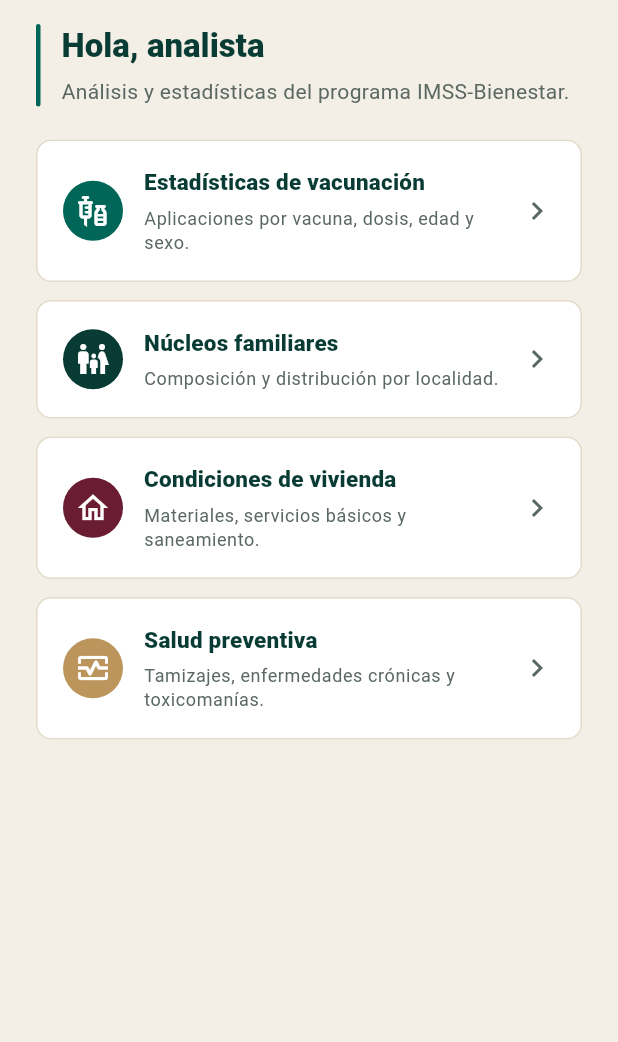
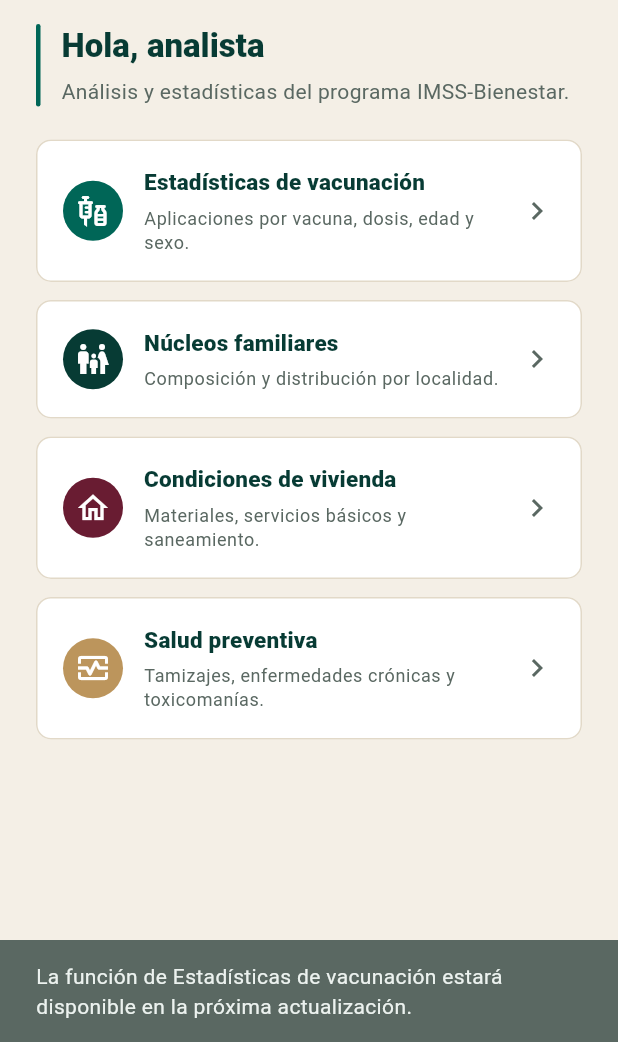
Before and after one commit to IDS-HUGO/SUMS_MOBILE, a Flutter app: the HomeAnalistaPage screen opened by its route, after a tap on "Estadísticas de vacunación", on a phone screen of 412 x 824 dp, the part 194-1236 px from its top. Run offline on Flutter 3.47's test engine with Material 3 defaults, Android fonts, the phone set to English and light mode, and no system bars; our stand-ins replace connectivity_plus, drift, file_picker, flutter_riverpod, flutter_secure_storage, get_it and 2 more; missing offline and left inert: encrypt, flutter_jailbreak_detection, workmanager; accounts and stored records are empty; generated files the repository leaves out were written again; Roboto replaces fonts that are missing (Arial); statements that could not run were skipped.

Commit message:
CATALOGOS Y FUNCIONALIDADES ADAPTADOS

```diff
--- a/lib/features/auth/presentation/pages/home_analista_page.dart
+++ b/lib/features/auth/presentation/pages/home_analista_page.dart
@@ -11,6 +11,18 @@
 
 class HomeAnalistaPage extends ConsumerWidget {
   const HomeAnalistaPage({super.key});
+
+  void _showPendingFeatureMessage(BuildContext context, String feature) {
+    ScaffoldMessenger.of(context).showSnackBar(
+      SnackBar(
+        content: Text(
+          'La función de $feature estará disponible en la próxima actualización.',
+        ),
+        backgroundColor: AppColors.muted,
+      ),
+    );
+  }
+
   @override
   Widget build(BuildContext context, WidgetRef ref) {
     final userName =
@@ -43,6 +55,7 @@
                     title: 'Estadísticas de vacunación',
                     sub: 'Aplicaciones por vacuna, dosis, edad y sexo.',
                     color: AppColors.green,
+                    onTap: () => _showPendingFeatureMessage(context, 'Estadísticas de vacunación'),
                   ),
                   const SizedBox(height: 12),
                   _card(
@@ -51,6 +64,7 @@
                     title: 'Núcleos familiares',
                     sub: 'Composición y distribución por localidad.',
                     color: AppColors.greenDark,
+                    onTap: () => _showPendingFeatureMessage(context, 'Núcleos familiares'),
                   ),
                   const SizedBox(height: 12),
                   _card(
@@ -59,6 +73,7 @@
                     title: 'Condiciones de vivienda',
                     sub: 'Materiales, servicios básicos y saneamiento.',
                     color: AppColors.burgundy,
+                    onTap: () => _showPendingFeatureMessage(context, 'Condiciones de vivienda'),
                   ),
                   const SizedBox(height: 12),
                   _card(
@@ -67,6 +82,7 @@
                     title: 'Salud preventiva',
                     sub: 'Tamizajes, enfermedades crónicas y toxicomanías.',
                     color: AppColors.gold,
+                    onTap: () => _showPendingFeatureMessage(context, 'Salud preventiva'),
                   ),
                 ],
               ),
@@ -83,9 +99,10 @@
     required String title,
     required String sub,
     required Color color,
+    required VoidCallback onTap,
   }) => Card(
     child: InkWell(
-      onTap: () {},
+      onTap: onTap,
       borderRadius: BorderRadius.circular(8),
       child: Padding(
         padding: const EdgeInsets.all(18),
```
Also changed, not shown: lib/features/auth/presentation/pages/home_medico_page.dart (+16 -1 lines).
